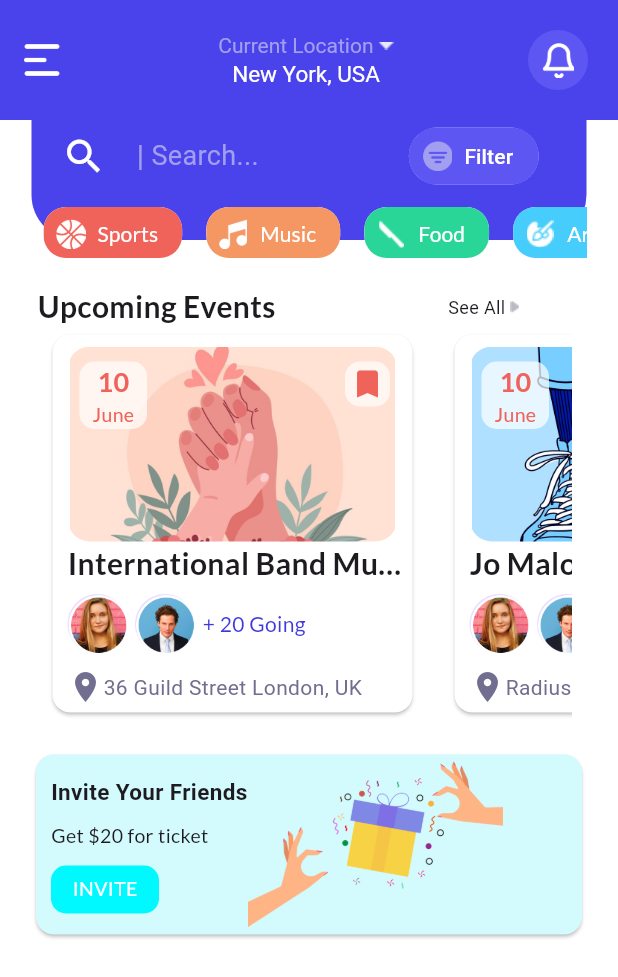
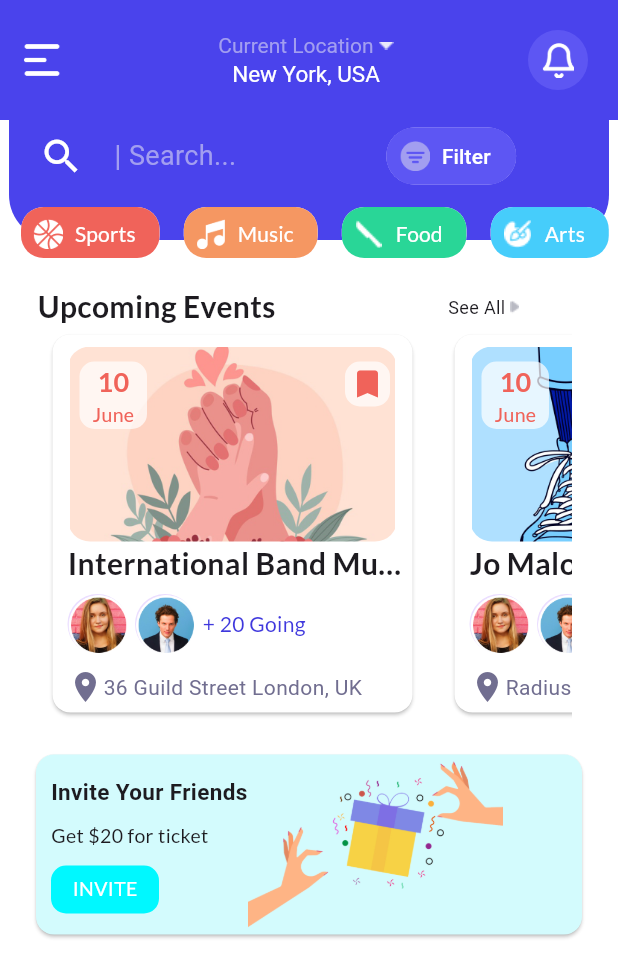
Before and after one commit to Sriram6122001/Project-EventNotifierApp, a Flutter app: the screen it shows after launch, on a phone screen of 412 x 824 dp. Shown: the top 977 px of the screen. Run offline on Flutter 3.47's test engine with Material 2 defaults, Android fonts, the light colour scheme and no system bars; our stand-ins replace google_fonts, mobx; generated files the repository leaves out were written again.

Commit message:
initial commit

```diff
--- a/lib/Pages/HomeScreen/HomeScreen.dart
+++ b/lib/Pages/HomeScreen/HomeScreen.dart
@@ -86,7 +86,7 @@ void dispose()
                   children: [
                     Container(
                       height: 100,
-                      width: 370,
+                      width: 400,
                       child: Stack(
                         alignment: AlignmentDirectional.bottomCenter,
                         children: <Widget> [
```
Also changed, not shown: Output/Screenshot (316).png (added), Output/Screenshot (317).png (added), Output/Screenshot (318).png (added).
